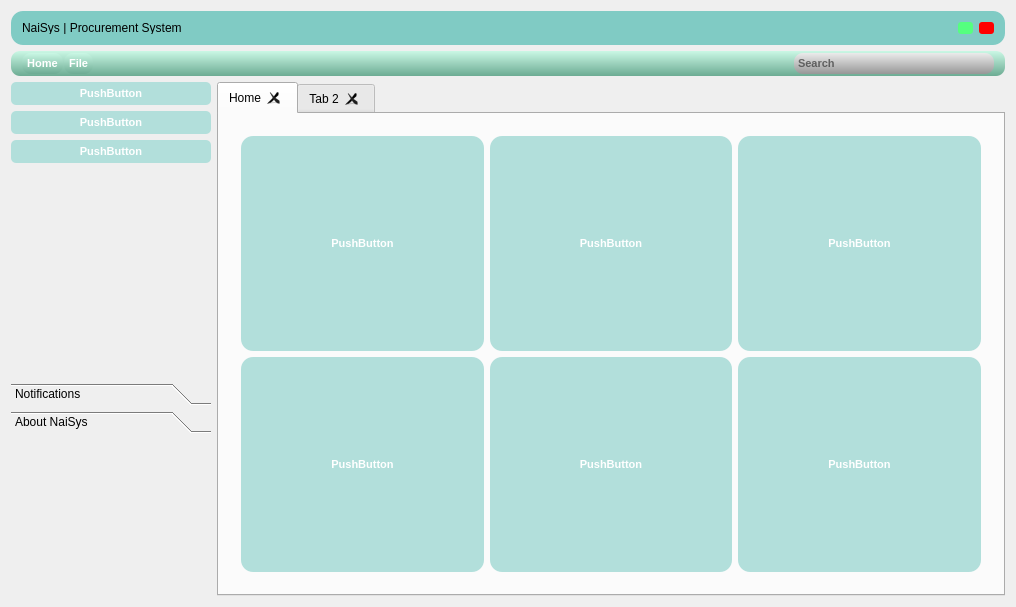
The window that procurementsys.ui (zadockmaloba/ProcurementSys) describes before a commit, drawn with Qt 5.
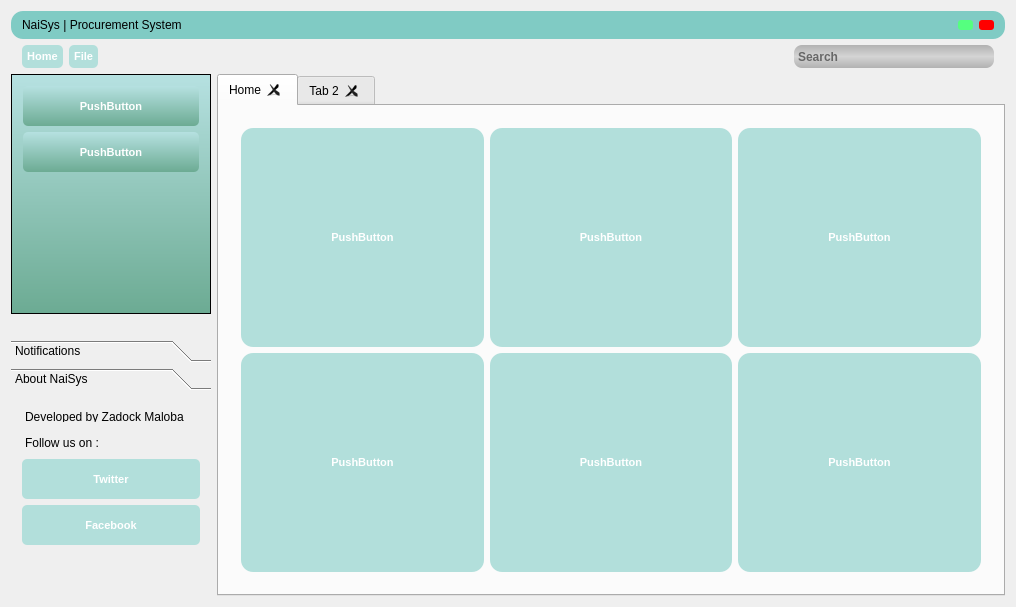
The same window after the commit. Icons and pictures are not drawn.

The edit to the form file:
```diff
--- a/procurementsys.ui
+++ b/procurementsys.ui
@@ -14,7 +14,8 @@
    <string>ProcurementSys</string>
   </property>
   <property name="styleSheet">
-   <string notr="true">QPushButton
+   <string notr="true">font: 10pt &quot;Segoe MDL2 Assets&quot;;
+QPushButton
 {
 	background-color: #ff3333;
 	color: #fff;
@@ -816,13 +817,13 @@
       <property name="minimumSize">
        <size>
         <width>0</width>
-        <height>24</height>
+        <height>20</height>
        </size>
       </property>
       <property name="maximumSize">
        <size>
         <width>16777215</width>
-        <height>34</height>
+        <height>28</height>
        </size>
       </property>
       <property name="cursor">
@@ -836,6 +837,12 @@
 padding: -4px, -4px, -4px, -4px;</string>
       </property>
       <layout class="QHBoxLayout" name="horizontalLayout_3">
+       <property name="topMargin">
+        <number>2</number>
+       </property>
+       <property name="bottomMargin">
+        <number>2</number>
+       </property>
        <item>
         <layout class="QHBoxLayout" name="horizontalLayout_2" stretch="0,0,1,0,0">
          <property name="sizeConstraint">
@@ -895,7 +902,7 @@
            <property name="maximumSize">
             <size>
              <width>15</width>
-             <height>15</height>
+             <height>10</height>
             </size>
            </property>
            <property name="styleSheet">
@@ -912,7 +919,7 @@
            <property name="maximumSize">
             <size>
              <width>15</width>
-             <height>15</height>
+             <height>10</height>
             </size>
            </property>
            <property name="styleSheet">
@@ -947,18 +954,42 @@
        <string notr="true">border-radius: 9px; background-color: #80cbc4;
 background-color: qlineargradient(spread:pad, x1:1, y1:1, x2:1, y2:0, stop:0 rgba(108, 171, 147, 255), stop:1 rgba(255, 255, 255, 255));
 background-color: qlineargradient(spread:pad, x1:1, y1:1, x2:1, y2:0, stop:0 rgba(108, 171, 147, 255), stop:0.977273 rgba(200, 246, 227, 255));
-font-size: 11px;
-	font-weight: bold;</string>
+font: 10pt &quot;Segoe MDL2 Assets&quot;;
+QPushButton
+{
+	background-color: #b2dfdb;
+	color: #fff;
+	font-size: 11px;
+	font-weight: bold;
+	border: none;
+	border-radius: 4px;
+	padding: 5px;
+
+}
+
+
+QPushButton::disabled
+{
+	background-color: #5c5c5c;
+
+}
+
+
+QPushButton::pressed
+{
+	background-color: #ff4747;
+
+}</string>
       </property>
       <layout class="QHBoxLayout" name="horizontalLayout_5">
        <property name="spacing">
-        <number>1</number>
+        <number>6</number>
        </property>
        <property name="topMargin">
-        <number>2</number>
+        <number>0</number>
        </property>
        <property name="bottomMargin">
-        <number>2</number>
+        <number>0</number>
        </property>
        <item>
         <widget class="QPushButton" name="pushButton_8">
@@ -1014,8 +1045,8 @@
           </size>
          </property>
          <property name="styleSheet">
-          <string notr="true">padding: 2px;
-background-color: qlineargradient(spread:pad, x1:1, y1:1, x2:1, y2:0.006, stop:0 rgba(151, 151, 151, 255), stop:1 rgba(234, 234, 234, 255));</string>
+          <string notr="true">padding: 2px; border-radius: 8px;
+background-color: qlineargradient(spread:reflect, x1:1, y1:1, x2:1, y2:0.506, stop:0 rgba(178, 178, 178, 255), stop:1 rgba(212, 212, 212, 255));</string>
          </property>
          <property name="placeholderText">
           <string>Search</string>
@@ -1030,51 +1061,71 @@
       <item>
        <layout class="QVBoxLayout" name="menubar_layout">
         <item>
-         <widget class="QPushButton" name="pushButton_9">
-          <property name="styleSheet">
-           <string notr="true">background-color: #b2dfdb;
-	color: #fff;
-	font-size: 11px;
-	font-weight: bold;
-	border: none;
-	border-radius: 5px;
-	padding: 5px;</string>
+         <widget class="QScrollArea" name="scrollArea">
+          <property name="sizePolicy">
+           <sizepolicy hsizetype="Minimum" vsizetype="Expanding">
+            <horstretch>0</horstretch>
+            <verstretch>0</verstretch>
+           </sizepolicy>
           </property>
-          <property name="text">
-           <string>PushButton</string>
-          </property>
-         </widget>
-        </item>
-        <item>
-         <widget class="QPushButton" name="pushButton_11">
           <property name="styleSheet">
-           <string notr="true">background-color: #b2dfdb;
-	color: #fff;
-	font-size: 11px;
-	font-weight: bold;
-	border: none;
-	border-radius: 5px;
-	padding: 5px;</string>
+           <string notr="true">
+background-color: qlineargradient(spread:pad, x1:1, y1:1, x2:1, y2:0, stop:0 rgba(108, 171, 147, 255), stop:1 rgba(182, 225, 225, 255));</string>
           </property>
-          <property name="text">
-           <string>PushButton</string>
+          <property name="widgetResizable">
+           <bool>true</bool>
           </property>
-         </widget>
-        </item>
-        <item>
-         <widget class="QPushButton" name="pushButton_10">
-          <property name="styleSheet">
-           <string notr="true">background-color: #b2dfdb;
-	color: #fff;
-	font-size: 11px;
-	font-weight: bold;
-	border: none;
-	border-radius: 5px;
-	padding: 5px;</string>
-          </property>
-          <property name="text">
-           <string>PushButton</string>
-          </property>
+          <widget class="QWidget" name="scrollAreaWidgetContents">
+           <property name="geometry">
+            <rect>
+             <x>0</x>
+             <y>0</y>
+             <width>493</width>
+             <height>247</height>
+            </rect>
+           </property>
+           <layout class="QVBoxLayout" name="verticalLayout_2">
+            <item>
+             <widget class="QPushButton" name="pushButton_9">
+              <property name="minimumSize">
+               <size>
+                <width>0</width>
+                <height>40</height>
+               </size>
+              </property>
+              <property name="text">
+               <string>PushButton</string>
+              </property>
+             </widget>
+            </item>
+            <item>
+             <widget class="QPushButton" name="pushButton_10">
+              <property name="minimumSize">
+               <size>
+                <width>0</width>
+                <height>40</height>
+               </size>
+              </property>
+              <property name="text">
+               <string>PushButton</string>
+              </property>
+             </widget>
+            </item>
+            <item>
+             <spacer name="verticalSpacer_3">
+              <property name="orientation">
+               <enum>Qt::Vertical</enum>
+              </property>
+              <property name="sizeHint" stdset="0">
+               <size>
+                <width>20</width>
+                <height>40</height>
+               </size>
+              </property>
+             </spacer>
+            </item>
+           </layout>
+          </widget>
          </widget>
         </item>
         <item>
@@ -1082,10 +1133,13 @@
           <property name="orientation">
            <enum>Qt::Vertical</enum>
           </property>
+          <property name="sizeType">
+           <enum>QSizePolicy::Minimum</enum>
+          </property>
           <property name="sizeHint" stdset="0">
            <size>
             <width>20</width>
-            <height>40</height>
+            <height>20</height>
            </size>
           </property>
          </spacer>
@@ -1137,12 +1191,108 @@
              <x>0</x>
              <y>0</y>
              <width>200</width>
-             <height>156</height>
+             <height>186</height>
             </rect>
            </property>
            <attribute name="label">
             <string>About NaiSys</string>
            </attribute>
+           <layout class="QVBoxLayout" name="verticalLayout_3">
+            <item>
+             <widget class="QLabel" name="label_2">
+              <property name="maximumSize">
+               <size>
+                <width>16777215</width>
+                <height>20</height>
+               </size>
+              </property>
+              <property name="styleSheet">
+               <string notr="true">border-radius: 5px; padding:5,5,5,5;</string>
+              </property>
+              <property name="text">
+               <string>Developed by Zadock Maloba</string>
+              </property>
+             </widget>
+            </item>
+            <item>
+             <widget class="QLabel" name="label_3">
+              <property name="maximumSize">
+               <size>
+                <width>16777215</width>
+                <height>20</height>
+               </size>
+              </property>
+              <property name="styleSheet">
+               <string notr="true">border-radius: 5px; padding: 5,5,5,5;</string>
+              </property>
+              <property name="text">
+               <string>Follow us on :</string>
+              </property>
+             </widget>
+            </item>
+            <item>
+             <widget class="QPushButton" name="pushButton_11">
+              <property name="minimumSize">
+               <size>
+                <width>0</width>
+                <height>40</height>
+               </size>
+              </property>
+              <property name="text">
+               <string>Twitter</string>
+              </property>
+              <property name="icon">
+               <iconset resource="procurementsys.qrc">
+                <normaloff>:/socialmediaicons/textures/PNG/twitter.png</normaloff>:/socialmediaicons/textures/PNG/twitter.png</iconset>
+              </property>
+              <property name="iconSize">
+               <size>
+                <width>32</width>
+                <height>32</height>
+               </size>
+              </property>
+              <property name="flat">
+               <bool>false</bool>
+              </property>
+             </widget>
+            </item>
+            <item>
+             <widget class="QPushButton" name="pushButton_12">
+              <property name="minimumSize">
+               <size>
+                <width>0</width>
+                <height>40</height>
+               </size>
+              </property>
+              <property name="text">
+               <string>Facebook</string>
+              </property>
+              <property name="icon">
+               <iconset resource="procurementsys.qrc">
+                <normaloff>:/socialmediaicons/textures/PNG/facebook.png</normaloff>:/socialmediaicons/textures/PNG/facebook.png</iconset>
+              </property>
+              <property name="iconSize">
+               <size>
+                <width>32</width>
+                <height>32</height>
+               </size>
+              </property>
+             </widget>
+            </item>
+            <item>
+             <spacer name="verticalSpacer_4">
+              <property name="orientation">
+               <enum>Qt::Vertical</enum>
+              </property>
+              <property name="sizeHint" stdset="0">
+               <size>
+                <width>20</width>
+                <height>40</height>
+               </size>
+              </property>
+             </spacer>
+            </item>
+           </layout>
           </widget>
          </widget>
         </item>
```
Left out of the diff: 35 changed lines with no effect on the pictures.
